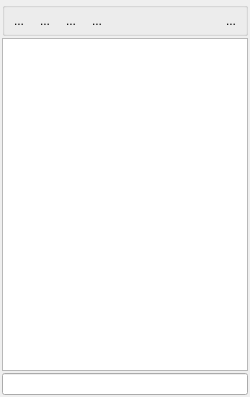
This is Plugins/org.mitk.gui.qt.multilabelsegmentation/src/internal/Common/QmitkLabelSetWidgetControls.ui in MITK/MITK as Qt 5 draws it before an edit. The edited form follows.
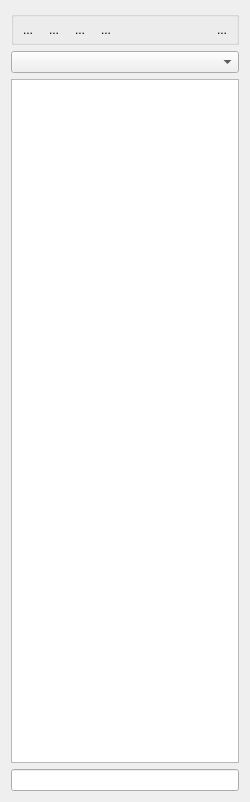
This is the edited form. Icons and pictures are not drawn. Custom widgets are drawn as their Qt base class.

Commit message: do not remove labels being merged

The edit to the form file:
```diff
--- a/Plugins/org.mitk.gui.qt.multilabelsegmentation/src/internal/Common/QmitkLabelSetWidgetControls.ui
+++ b/Plugins/org.mitk.gui.qt.multilabelsegmentation/src/internal/Common/QmitkLabelSetWidgetControls.ui
@@ -7,19 +7,13 @@
     <x>0</x>
     <y>0</y>
     <width>250</width>
-    <height>397</height>
+    <height>802</height>
    </rect>
   </property>
   <property name="styleSheet">
    <string notr="true"/>
   </property>
   <layout class="QVBoxLayout" name="verticalLayout">
-   <property name="spacing">
-    <number>2</number>
-   </property>
-   <property name="margin">
-    <number>2</number>
-   </property>
    <item>
     <widget class="QGroupBox" name="groupBox_2">
      <property name="title">
@@ -163,6 +157,16 @@
      </layout>
     </widget>
    </item>
+   <item>
+    <widget class="QmitkDataStorageComboBox" name="m_cbWorkingNodeSelector">
+     <property name="sizePolicy">
+      <sizepolicy hsizetype="Minimum" vsizetype="Fixed">
+       <horstretch>0</horstretch>
+       <verstretch>0</verstretch>
+      </sizepolicy>
+     </property>
+    </widget>
+   </item>
    <item>
     <widget class="QmitkLabelSetTableWidget" name="m_LabelSetTableWidget">
      <property name="sizePolicy">
@@ -189,6 +193,11 @@
    <extends>QLineEdit</extends>
    <header location="global">ctkSearchBox.h</header>
   </customwidget>
+  <customwidget>
+   <class>QmitkDataStorageComboBox</class>
+   <extends>QComboBox</extends>
+   <header location="global">QmitkDataStorageComboBox.h</header>
+  </customwidget>
  </customwidgets>
  <resources>
   <include location="../../../resources/multilabelsegmentation.qrc"/>
```
Left out of the diff: 2 changed lines with no effect on the pictures. The commit also changes 8 other files.
